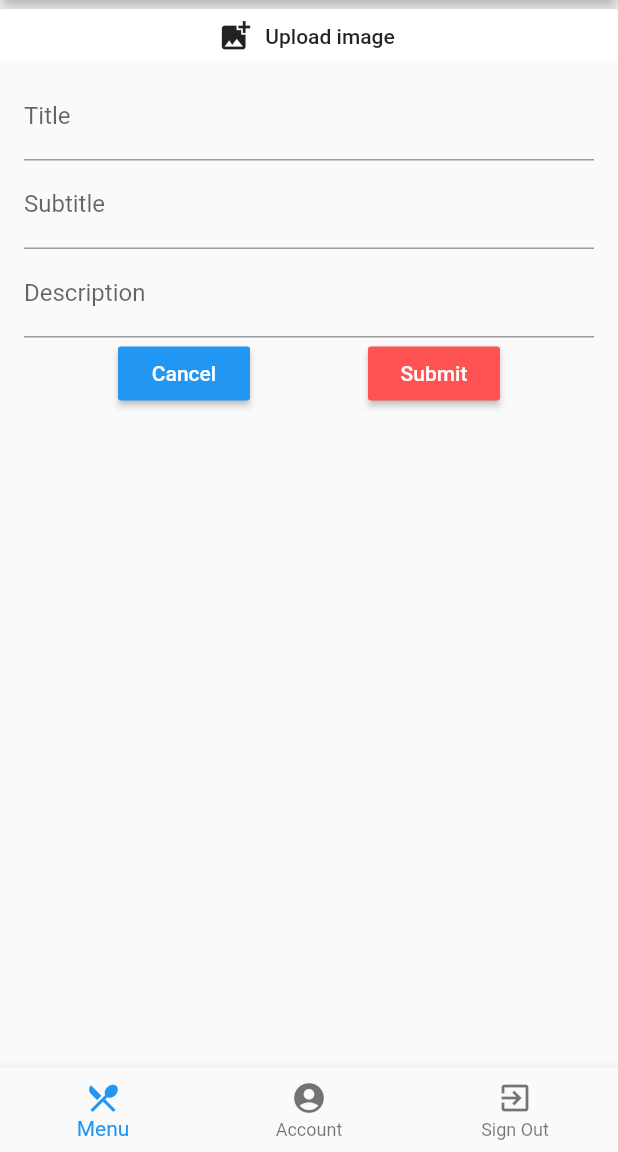
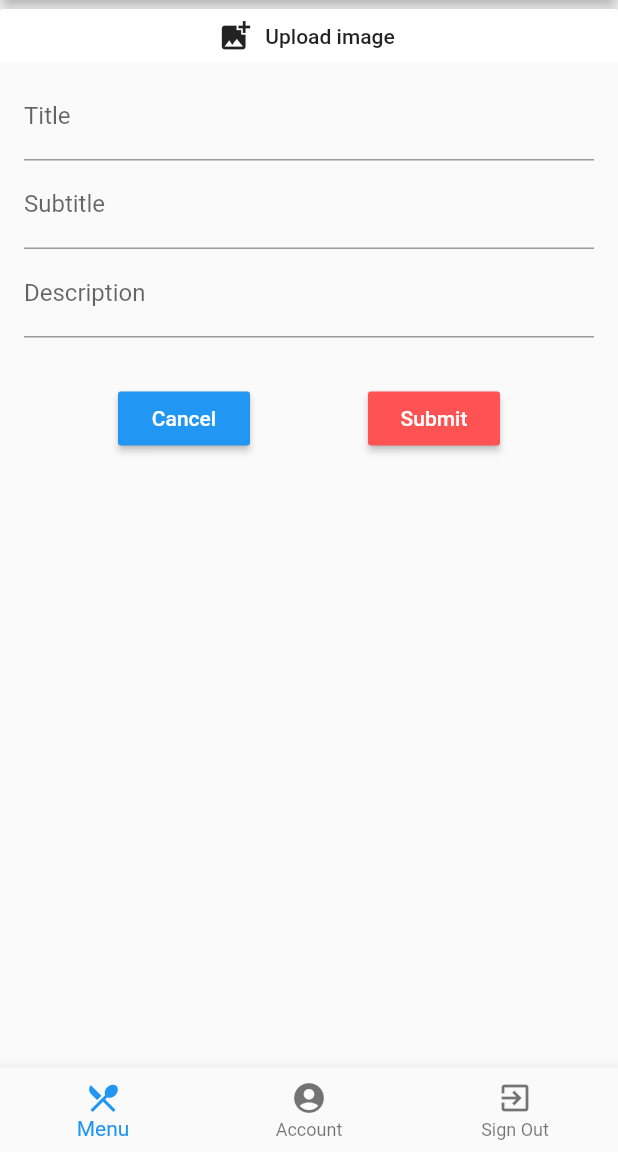
Before and after one commit to deshanshehntha/abc_restaurent, a Flutter app: the UpdateItem screen opened directly with empty values, after a tap on an icon or button, on a phone screen of 412 x 824 dp, the part 84-1236 px from its top. Run offline on Flutter 3.47's test engine with Material 2 defaults, Android fonts, the phone set to English and light mode, and no system bars; our stand-ins replace cloud_firestore, firebase_auth, firebase_storage, font_awesome_flutter, image_picker, splashscreen; accounts and stored records are empty; network calls fail.

Commit message:
Keyboard overflow fixed

```diff
--- a/lib/views/menu/new_item.dart
+++ b/lib/views/menu/new_item.dart
@@ -80,13 +80,20 @@ class _NewTaskState extends State<Item> {
   @override
   Widget build(BuildContext context) {
     return Scaffold(
-      resizeToAvoidBottomInset: false,
-      body: Column(
+      resizeToAvoidBottomPadding: false,
+      body: SingleChildScrollView(
+        child: Column(
           children: <Widget>[
             _myAppBar(),
             Container(
-            width: MediaQuery.of(context).size.width,
-            height: MediaQuery.of(context).size.height - 200,
+              width: MediaQuery
+                  .of(context)
+                  .size
+                  .width,
+              height: MediaQuery
+                  .of(context)
+                  .size
+                  .height - 10,
               child: ListView(
                 children: <Widget>[
 
@@ -142,6 +149,10 @@ class _NewTaskState extends State<Item> {
                       decoration: InputDecoration(labelText: "Description"),
                     ),
                   ),
+
+                  SizedBox(
+                    height: 30,
+                  ),
                   Row(
                     mainAxisAlignment: MainAxisAlignment.spaceEvenly,
                     children: <Widget>[
@@ -166,14 +177,22 @@ class _NewTaskState extends State<Item> {
                         ),
                       )
                     ],
-                )
-
+                  ),
+                  SizedBox(
+                    height: MediaQuery
+                        .of(context)
+                        .viewInsets
+                        .bottom,
+                  ),
                 ],
               ),
             ),
 
           ],
         ),
+      ),
+
+
       bottomNavigationBar: BottomNavigation(),
     );
   }
--- a/lib/views/menu/update_menu_item.dart
+++ b/lib/views/menu/update_menu_item.dart
@@ -90,20 +90,29 @@ class _UpdateTaskState extends State<UpdateItem> {
   @override
   Widget build(BuildContext context) {
     return Scaffold(
-      resizeToAvoidBottomPadding: true,
-      body: Column(
+      resizeToAvoidBottomPadding: false,
+
+      body: SingleChildScrollView(
+        child: Column(
           children: <Widget>[
             _myAppBar(),
             Container(
-            width: MediaQuery.of(context).size.width,
-            height: MediaQuery.of(context).size.height - 200,
+              width: MediaQuery
+                  .of(context)
+                  .size
+                  .width,
+              height: MediaQuery
+                  .of(context)
+                  .size
+                  .height - 10,
               child: ListView(
                 children: <Widget>[
                   Container(
                     // padding: EdgeInsets.only(left: 16.0, right: 16.0),
                     child: Image.network(image),
                   ),
-                Padding(
+                  SingleChildScrollView(
+                    child: Padding(
                       padding: EdgeInsets.only(left: 16.0, right: 16.0),
                       child: TextField(
                         onChanged: (String title) {
@@ -112,7 +121,9 @@ class _UpdateTaskState extends State<UpdateItem> {
                         decoration: InputDecoration(labelText: title),
                       ),
                     ),
-                Padding(
+                  ),
+                  SingleChildScrollView(
+                    child: Padding(
                       padding: EdgeInsets.only(left: 16.0, right: 16.0),
                       child: TextField(
                         onChanged: (String subtitle) {
@@ -120,7 +131,9 @@ class _UpdateTaskState extends State<UpdateItem> {
                         },
                         decoration: InputDecoration(labelText: subtitle),
                       ),
-                ), Padding(
+                    ),
+                  ),
+                  Padding(
                     padding: EdgeInsets.only(left: 16.0, right: 16.0),
                     child: TextField(
                       onChanged: (String description) {
@@ -128,6 +141,15 @@ class _UpdateTaskState extends State<UpdateItem> {
                       },
                       decoration: InputDecoration(labelText: description),
                     ),
+                  ),
+                  SizedBox(
+                    height: MediaQuery
+                        .of(context)
+                        .viewInsets
+                        .bottom,
+                  ),
+                  SizedBox(
+                    height: 30,
                   ),
                   Row(
                     mainAxisAlignment: MainAxisAlignment.spaceEvenly,
@@ -159,6 +181,10 @@ class _UpdateTaskState extends State<UpdateItem> {
             ),
           ],
         ),
+      ),
+
+
+
       bottomNavigationBar: BottomNavigation(),
     );
   }
```
Lines whose indentation alone changed are shown as unchanged.
